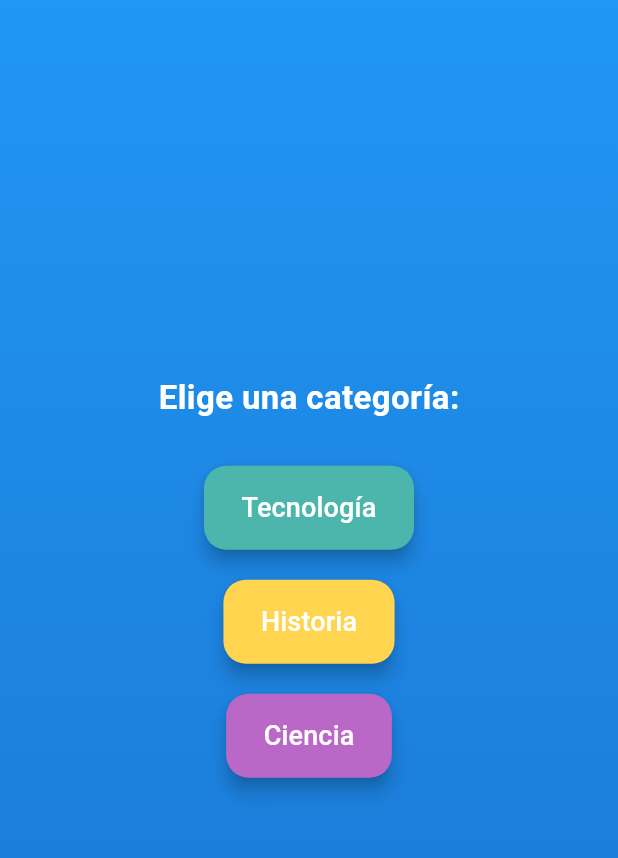
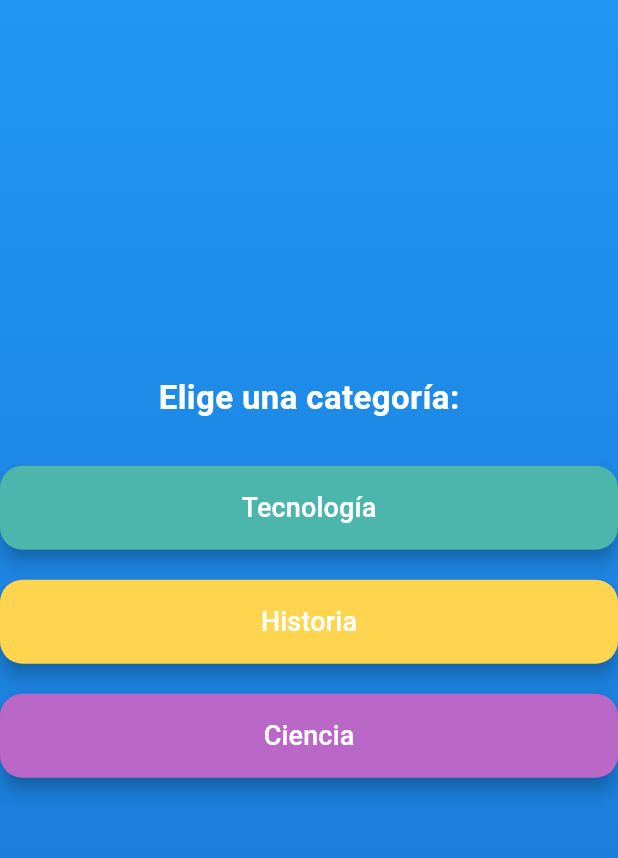
Before and after one commit to danilavida/reto3ios, a Flutter app: the screen it shows after launch, on a phone screen of 412 x 824 dp, the part 84-942 px from its top. Run offline on Flutter 3.47's test engine with Material 3 defaults, Android fonts, the phone set to English and light mode, and no system bars.

Commit message:
Agregar tamaño mínimo a los botones de categoría para mejorar la accesibilidad

```diff
--- a/lib/widgets/category_button.dart
+++ b/lib/widgets/category_button.dart
@@ -16,6 +16,7 @@ class CategoryButton extends StatelessWidget {
   Widget build(BuildContext context) {
     return ElevatedButton(
       style: ElevatedButton.styleFrom(
+        minimumSize: const Size(double.infinity, 50),
         backgroundColor: AppColors.categoryColors[category],
         padding: const EdgeInsets.symmetric(horizontal: 25, vertical: 15),
         elevation: 5,
```
